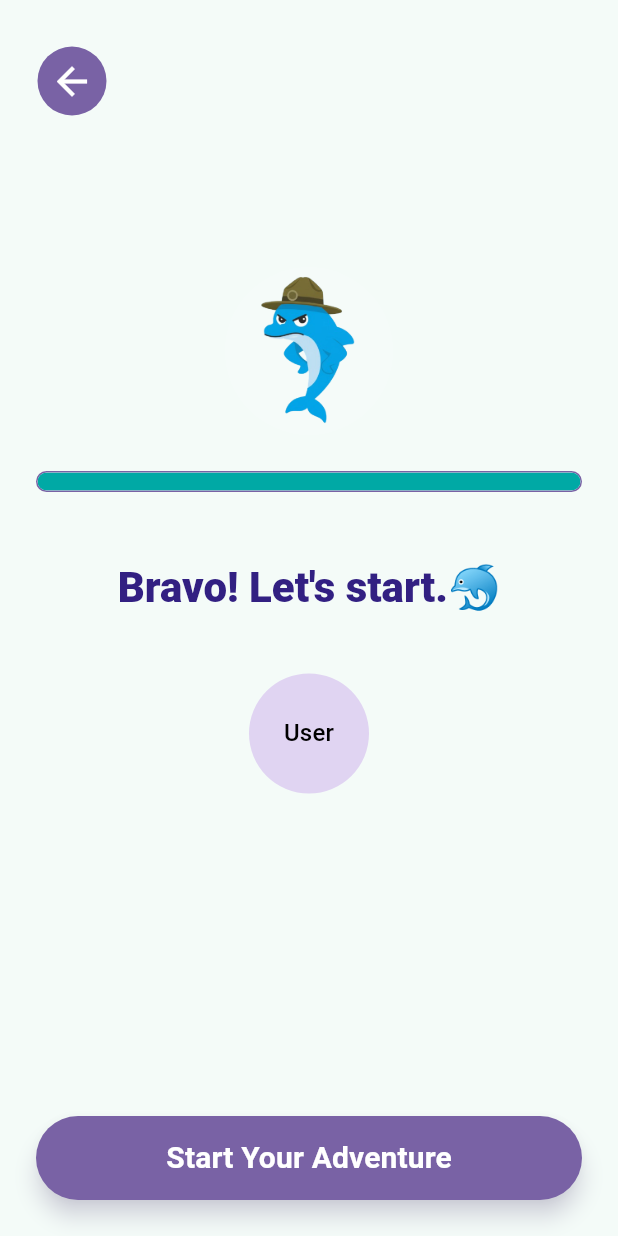
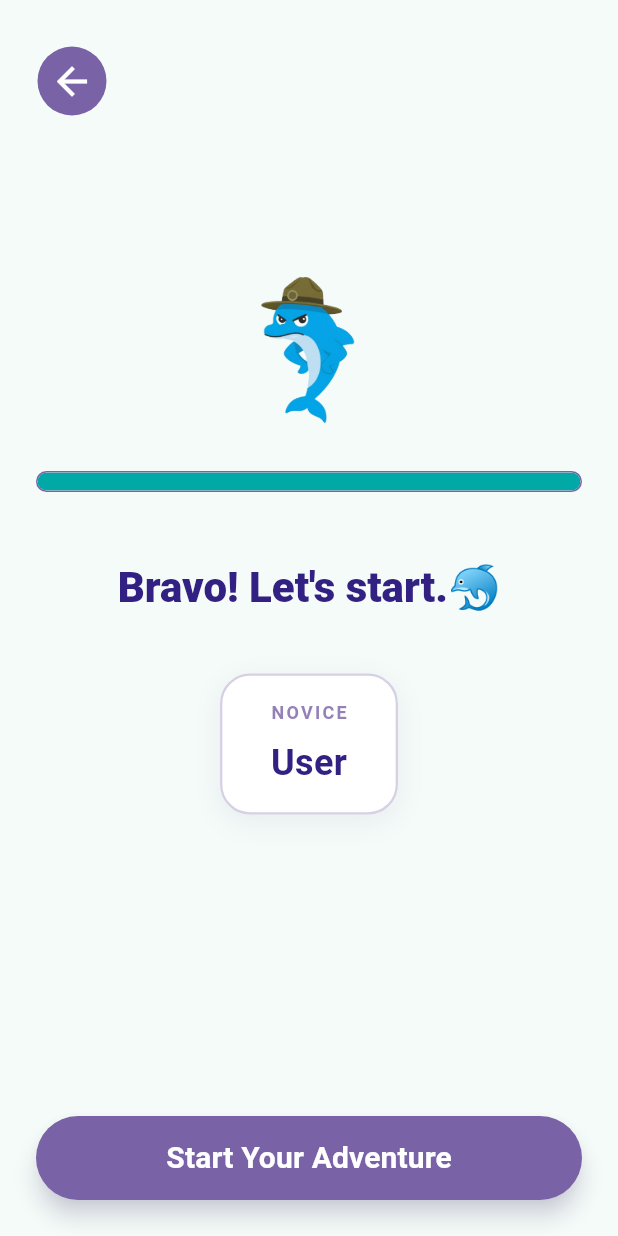
Before and after one commit to kemdav/voquadro, a Flutter app: the RegistrationConfirmationStage widget shown alone on an empty page, opened directly, on a phone screen of 412 x 824 dp. Run offline on Flutter 3.47's test engine with Material 3 defaults, Android fonts, the phone set to English and light mode, and no system bars; our stand-ins replace email_validator, flutter_dotenv, flutter_svg, image_picker, just_audio, logger and 3 more; missing offline and left inert: audio_session, flutter_pdfview, record; accounts and stored records are empty.

Commit message:
feat: rework the confirmation stage ui

```diff
--- a/lib/screens/authentication/registration/confirmation_stage.dart
+++ b/lib/screens/authentication/registration/confirmation_stage.dart
@@ -35,7 +35,9 @@ class RegistrationConfirmationStage extends StatelessWidget {
         debugPrint("Error calling login from registration: $e");
       }
     } else {
-      debugPrint("Registration failed with error: ${registrationController.errorMessage}");
+      debugPrint(
+        "Registration failed with error: ${registrationController.errorMessage}",
+      );
       // If there was an error, the controller sets the stage back to confirmation.
       // Since this widget was disposed, we can't update IT, but the parent RegistrationScreen
       // will rebuild with the ConfirmationStage again (because of notifyListeners in controller),
@@ -108,21 +110,52 @@ class RegistrationConfirmationStage extends StatelessWidget {
           const SizedBox(height: 40),
 
           Center(
-            child: CircleAvatar(
-              radius: 40,
-              backgroundColor: '#E0D4F2'.toColor(),
             child: Consumer<RegistrationController>(
               builder: (context, controller, child) {
-                  return Text(
+                return Container(
+                  padding: const EdgeInsets.symmetric(
+                    horizontal: 32,
+                    vertical: 16,
+                  ),
+                  decoration: BoxDecoration(
+                    color: Colors.white,
+                    borderRadius: BorderRadius.circular(20),
+                    border: Border.all(
+                      color: buttonPurple.withValues(alpha: 0.3),
+                      width: 1.5,
+                    ),
+                    boxShadow: [
+                      BoxShadow(
+                        color: buttonPurple.withValues(alpha: 0.1),
+                        blurRadius: 15,
+                        offset: const Offset(0, 5),
+                      ),
+                    ],
+                  ),
+                  child: Column(
+                    children: [
+                      Text(
+                        "NOVICE",
+                        style: TextStyle(
+                          color: buttonPurple.withValues(alpha: 0.8),
+                          fontSize: 12,
+                          fontWeight: FontWeight.bold,
+                          letterSpacing: 1.5,
+                        ),
+                      ),
+                      const SizedBox(height: 8),
+                      Text(
                         controller.username ?? 'User',
                         style: const TextStyle(
-                      color: Colors.black,
-                      fontSize: 16,
-                      fontWeight: FontWeight.w500,
+                          color: primaryText,
+                          fontSize: 24,
+                          fontWeight: FontWeight.bold,
+                        ),
+                      ),
+                    ],
                   ),
                 );
               },
-              ),
             ),
           ),
 
```
Lines whose indentation alone changed are shown as unchanged.
